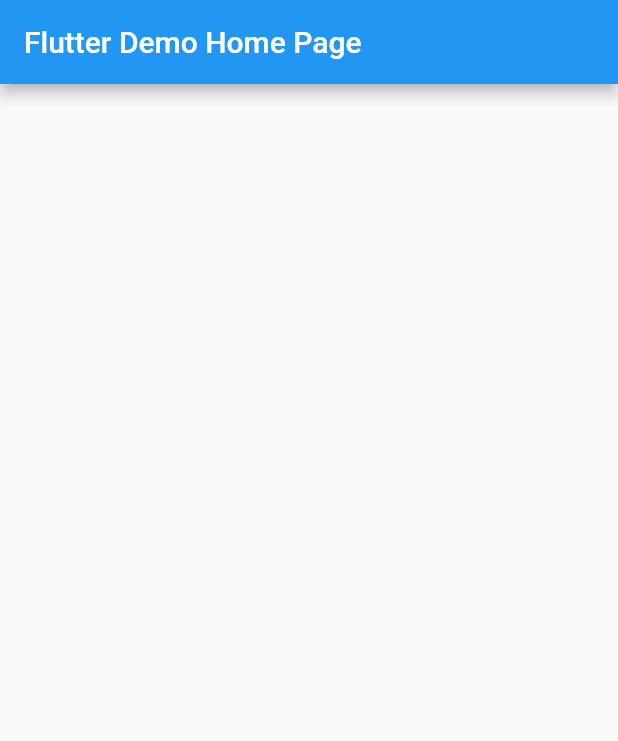
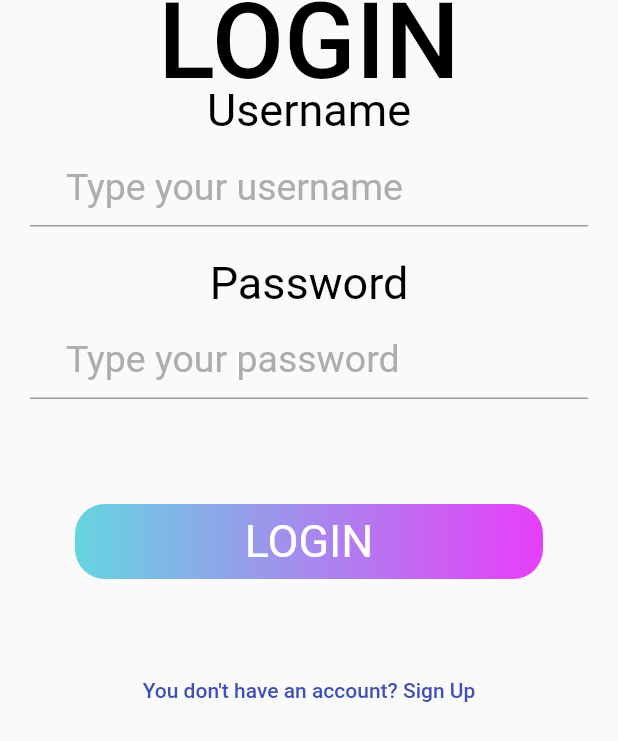
Before and after one commit to MURABIT-PASHA/Mobile-Programming-Homework-4, a Flutter app: the screen it shows after launch, on a phone screen of 412 x 824 dp. Shown: the top 741 px of the screen. Run offline on Flutter 3.47's test engine with Material 2 defaults, Android fonts, the phone set to English and light mode, and no system bars; Roboto replaces fonts that are missing (Dongle).

Commit message:
Added Login and Registration Pages

```diff
--- /dev/null
+++ b/lib/login_page.dart
@@ -0,0 +1,101 @@
+import 'dart:io';
+
+import 'package:flutter/material.dart';
+import 'package:homework_4/registration_page.dart';
+
+class LoginPage extends StatefulWidget {
+  static String id = "login_id";
+  const LoginPage({Key? key}) : super(key: key);
+
+  @override
+  State<LoginPage> createState() => _LoginPageState();
+}
+
+class _LoginPageState extends State<LoginPage> {
+  @override
+  Widget build(BuildContext context) {
+    // File('file.txt').readAsString().then((String contents) {
+    //   print(contents);
+    // });
+    Color activeColor = const Color(0xFF000000);
+    Color nonactiveColor = const Color(0xFFADADAD);
+    return Scaffold(
+      appBar: AppBar(
+        elevation: 0,
+        backgroundColor: Colors.transparent,
+        title: Text("LOGIN", style: TextStyle(fontFamily: "Dongle", fontSize: 70, color: activeColor),),
+        centerTitle: true,
+      ),
+      body: Center(
+        child: ListView(
+          children: [
+            Text(
+              "Username",
+              style: TextStyle(fontFamily: "Dongle", fontSize: 30, color: activeColor),
+              textAlign: TextAlign.center,
+            ),
+            Container(
+              margin: const EdgeInsets.all(20),
+              width: MediaQuery.of(context).size.width - 20,
+              height: 40,
+              child: TextField(
+                decoration: InputDecoration(
+                  hintText: "Type your username",
+                  hintStyle:
+                      TextStyle(fontFamily: "Dongle", fontSize: 25, color: nonactiveColor),
+                  prefix: Icon(
+                    Icons.person,
+                    color: nonactiveColor,
+                  ),
+                ),
+              ),
+            ),
+            Text(
+              "Password",
+              style: TextStyle(fontFamily: "Dongle", fontSize: 30, color: activeColor),
+              textAlign: TextAlign.center,
+            ),
+            Container(
+              margin: const EdgeInsets.all(20),
+              width: MediaQuery.of(context).size.width - 20,
+              height: 40,
+              child: TextField(
+                keyboardType: TextInputType.number,
+                decoration: InputDecoration(
+                  hintText: "Type your password",
+                  hintStyle:
+                      TextStyle(fontFamily: "Dongle", fontSize: 25, color: nonactiveColor),
+                  prefix: Icon(
+                    Icons.lock,
+                    color: nonactiveColor,
+                  ),
+                ),
+              ),
+            ),
+            GestureDetector(
+              onTap: () {},
+              child: Container(
+                margin: const EdgeInsets.all(50),
+                alignment: Alignment.center,
+                  height: 50,
+                  width: MediaQuery.of(context).size.width - 50,
+                  decoration: BoxDecoration(
+                      borderRadius: BorderRadius.circular(20),
+                      gradient: const LinearGradient(
+                          colors: [Color(0xFF65D5E1), Color(0xFFE73EF9)])),
+                  child: const Text(
+                    "LOGIN",
+                    style: TextStyle(fontFamily: "Dongle", fontSize: 30, color: Colors.white),
+                  )),
+            ),
+            TextButton(
+                onPressed: () {
+                  Navigator.pushNamedAndRemoveUntil(context, RegistrationPage.id, (route) => false);
+                },
+                child: const Text("You don't have an account? Sign Up", style: TextStyle(fontFamily: "Dongle", color: Colors.indigo),))
+          ],
+        ),
+      ),
+    );
+  }
+}
--- a/lib/main.dart
+++ b/lib/main.dart
@@ -1,4 +1,6 @@
 import 'package:flutter/material.dart';
+import 'package:homework_4/login_page.dart';
+import 'package:homework_4/registration_page.dart';
 
 void main() {
   runApp(const MyApp());
@@ -14,6 +16,11 @@ class MyApp extends StatelessWidget {
         primarySwatch: Colors.blue,
       ),
       home: const MyHomePage(title: 'Flutter Demo Home Page'),
+      initialRoute: LoginPage.id,
+      routes: {
+        LoginPage.id : (context) => const LoginPage(),
+        RegistrationPage.id : (context) => const RegistrationPage()
+      },
     );
   }
 }
```
Also changed, not shown: lib/registration_page.dart (added, +113 -0 lines), pubspec.yaml (+7 -14 lines), lib/home_page.dart (added), lib/users.txt (added), pubspec.lock, 3 other files.
